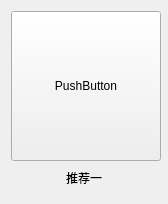
First picture: the form in component/recboxitem.ui, repository 2932238802/LosPlayer, before the edit.
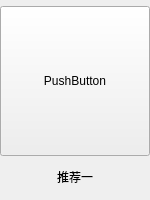
Second picture: the form after the edit.

The edit to the form file:
```diff
--- a/component/recboxitem.ui
+++ b/component/recboxitem.ui
@@ -6,26 +6,41 @@
    <rect>
     <x>0</x>
     <y>0</y>
-    <width>168</width>
-    <height>204</height>
+    <width>150</width>
+    <height>200</height>
    </rect>
   </property>
   <property name="minimumSize">
    <size>
-    <width>168</width>
-    <height>204</height>
+    <width>150</width>
+    <height>200</height>
    </size>
   </property>
   <property name="maximumSize">
    <size>
-    <width>168</width>
-    <height>204</height>
+    <width>150</width>
+    <height>200</height>
    </size>
   </property>
   <property name="windowTitle">
    <string>Form</string>
   </property>
   <layout class="QVBoxLayout" name="verticalLayout">
+   <property name="spacing">
+    <number>0</number>
+   </property>
+   <property name="leftMargin">
+    <number>0</number>
+   </property>
+   <property name="topMargin">
+    <number>0</number>
+   </property>
+   <property name="rightMargin">
+    <number>0</number>
+   </property>
+   <property name="bottomMargin">
+    <number>0</number>
+   </property>
    <item>
     <widget class="QWidget" name="imageBox" native="true">
      <property name="minimumSize">
```
